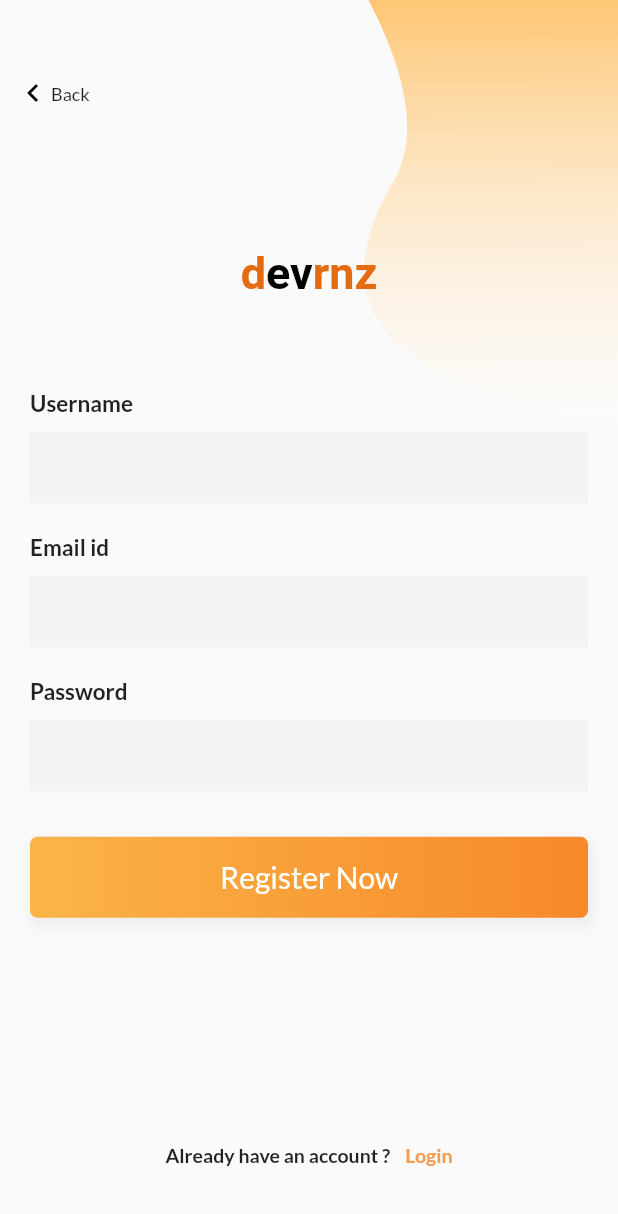
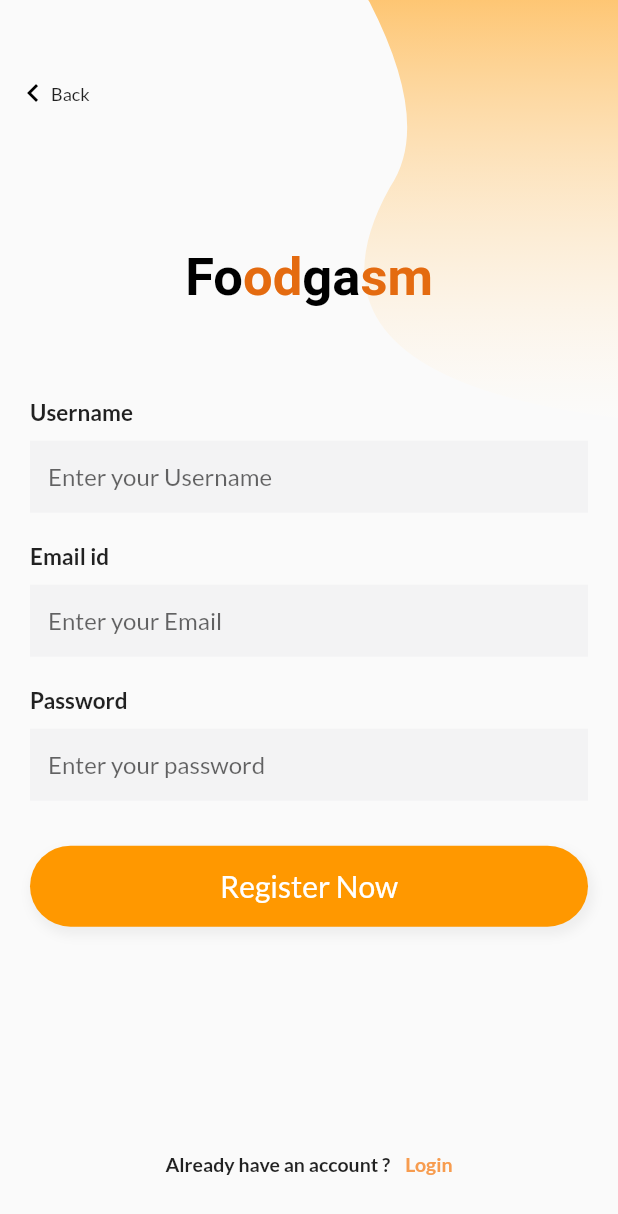
Before and after one commit to wrixd/foodgasm, a Flutter app: the SignUpPage screen opened directly, on a phone screen of 412 x 824 dp. Shown: the top 1214 px of the screen. Run offline on Flutter 3.47's test engine with Material 2 defaults, Android fonts, the light colour scheme and no system bars; our stand-ins replace font_awesome_flutter, google_fonts.

Commit message:
Signup title ,hintText,color scheme

```diff
--- a/lib/login_page.dart
+++ b/lib/login_page.dart
@@ -2,6 +2,7 @@ import 'package:flutter/material.dart';
 import 'package:google_fonts/google_fonts.dart';
 import 'utilities/Mediaquery.dart';
 import 'package:font_awesome_flutter/font_awesome_flutter.dart';
+import 'signup_page.dart';
 
 class LoginPage extends StatefulWidget {
   LoginPage({Key? key, required this.title}) : super(key: key);
@@ -118,8 +119,12 @@ class _LoginPageState extends State<LoginPage> {
   Widget _createAccountLabel() {
     return InkWell(
       onTap: () {
-        // Navigator.push(
-        //context, MaterialPageRoute(builder: (context) => SignUpPage()));
+        Navigator.push(
+            context,
+            MaterialPageRoute(
+                builder: (context) => SignUpPage(
+                      title: '',
+                    )));
       },
       child: Container(
         margin: EdgeInsets.symmetric(vertical: 20),
--- a/lib/signup_page.dart
+++ b/lib/signup_page.dart
@@ -34,7 +34,7 @@ class _SignUpPageState extends State<SignUpPage> {
     );
   }
 
-  Widget _entryField(String title, {bool isPassword = false}) {
+  Widget _entryField(String title, String hint, {bool isPassword = false}) {
     return Container(
       margin: EdgeInsets.symmetric(vertical: 10),
       child: Column(
@@ -50,9 +50,11 @@ class _SignUpPageState extends State<SignUpPage> {
           TextField(
             obscureText: isPassword,
             decoration: InputDecoration(
+                hintText: hint,
                 border: InputBorder.none,
                 fillColor: Color(0xfff3f3f4),
-                  filled: true))
+                filled: true),
+          )
         ],
       ),
     );
@@ -60,11 +62,11 @@ class _SignUpPageState extends State<SignUpPage> {
 
   Widget _submitButton() {
     return Container(
-      width: MediaQuery.of(context).size.width,
+      width: getDeviceWidth(context),
       padding: EdgeInsets.symmetric(vertical: 15),
       alignment: Alignment.center,
       decoration: BoxDecoration(
-          borderRadius: BorderRadius.all(Radius.circular(5)),
+          borderRadius: BorderRadius.all(Radius.circular(50)),
           boxShadow: <BoxShadow>[
             BoxShadow(
                 color: Colors.grey.shade200,
@@ -75,7 +77,7 @@ class _SignUpPageState extends State<SignUpPage> {
           gradient: LinearGradient(
               begin: Alignment.centerLeft,
               end: Alignment.centerRight,
-              colors: [Color(0xfffbb448), Color(0xfff7892b)])),
+              colors: [Colors.orange, Colors.orange])),
       child: Text(
         'Register Now',
         style: TextStyle(fontSize: 20, color: Colors.white),
@@ -91,7 +93,9 @@ class _SignUpPageState extends State<SignUpPage> {
           MaterialPageRoute(
             builder: (context) => LoginPage(
               title: '',
-                    )));
+            ),
+          ),
+        );
       },
       child: Container(
         margin: EdgeInsets.symmetric(vertical: 20),
@@ -124,46 +128,53 @@ class _SignUpPageState extends State<SignUpPage> {
     return RichText(
       textAlign: TextAlign.center,
       text: TextSpan(
-          text: 'd',
         style: GoogleFonts.portLligatSans(
-            // textStyle: Theme.of(context).textTheme.display1,
           fontSize: 30,
           fontWeight: FontWeight.w700,
           color: Color(0xffe46b10),
         ),
         children: [
           TextSpan(
-              text: 'ev',
-              style: TextStyle(color: Colors.black, fontSize: 30),
+            text: 'Fo',
+            style: TextStyle(color: Colors.black, fontSize: 35),
           ),
           TextSpan(
-              text: 'rnz',
-              style: TextStyle(color: Color(0xffe46b10), fontSize: 30),
+            text: 'od',
+            style: TextStyle(color: Color(0xffe46b10), fontSize: 35),
           ),
-          ]),
+          TextSpan(
+            text: 'ga',
+            style: TextStyle(color: Colors.black, fontSize: 35),
+          ),
+          TextSpan(
+            text: 'sm',
+            style: TextStyle(color: Color(0xffe46b10), fontSize: 35),
+          ),
+        ],
+      ),
     );
   }
 
   Widget _emailPasswordWidget() {
     return Column(
       children: <Widget>[
-        _entryField("Username"),
-        _entryField("Email id"),
-        _entryField("Password", isPassword: true),
+        _entryField("Username", "Enter your Username"),
+        _entryField("Email id", "Enter your Email"),
+        _entryField("Password", "Enter your password", isPassword: true),
       ],
     );
   }
 
   @override
   Widget build(BuildContext context) {
-    final height = MediaQuery.of(context).size.height;
+    final height = getDeviceHeight(context);
     return Scaffold(
       body: Container(
         height: height,
         child: Stack(
           children: <Widget>[
             Positioned(
-              top: -MediaQuery.of(context).size.height * .15,
+              top: -getDeviceHeight(context) * .15,
               right: -MediaQuery.of(context).size.width * .4,
               child: BezierContainer(),
             ),
```
Lines whose indentation alone changed are shown as unchanged.
